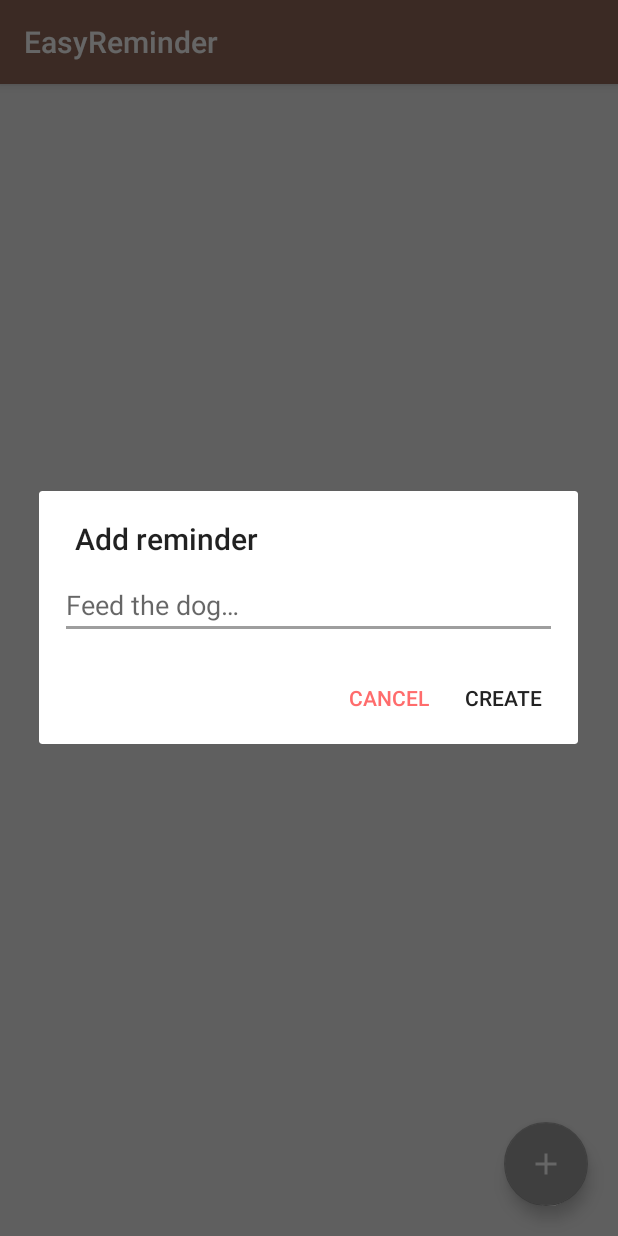
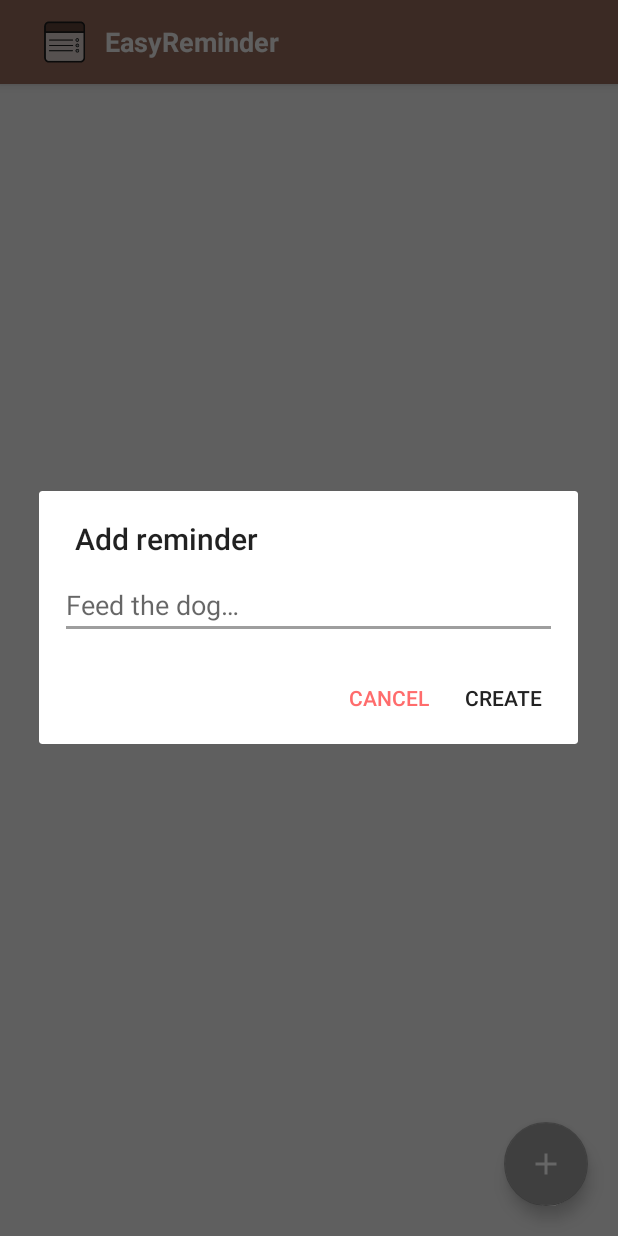
Before and after one commit to Robertomdam/EasyReminder, an Android app: the screen it shows after launch (RemindersActivity), after a tap on an icon or button, on a phone screen of 412 x 824 dp. Run offline under Robolectric (Android 15) with nearby library versions, the phone set to English and light mode, and no system bars.

Commit message:
· Now the app's icon is shown in the toolbar. · Added code comments to some classes.

```diff
--- a/app/src/main/java/com/rmm/easyreminder/database/DB_Const.java
+++ b/app/src/main/java/com/rmm/easyreminder/database/DB_Const.java
@@ -1,5 +1,9 @@
 package com.rmm.easyreminder.database;
 
+/**
+ * @author Roberto
+ * Helper class with several constants to be used to manage the database.
+ */
 public class DB_Const {
 
     static final int    SQL_DATABASE_VERSION = 1;
--- a/app/src/main/java/com/rmm/easyreminder/view/RemindersActivity.java
+++ b/app/src/main/java/com/rmm/easyreminder/view/RemindersActivity.java
@@ -40,6 +40,11 @@ public class RemindersActivity extends AppCompatActivity implements IReminders.I
     protected void onCreate(Bundle savedInstanceState) {
         super.onCreate(savedInstanceState);
         setContentView(R.layout.activity_reminders);
+
+//        getSupportActionBar().setIcon(R.mipmap.ic_logo_foreground);
+//        getSupportActionBar().setDisplayShowHomeEnabled(true);
+        getSupportActionBar().setCustomView (R.layout.custom_toolbar);
+        getSupportActionBar().setDisplayShowCustomEnabled(true);
 
         mPresenter = new RemindersPresenter (this, getApplicationContext());
         mPresenter.onCreate();
--- /dev/null
+++ b/app/src/main/res/layout/custom_toolbar.xml
@@ -0,0 +1,23 @@
+<?xml version="1.0" encoding="utf-8"?>
+<LinearLayout
+    xmlns:android="http://schemas.android.com/apk/res/android"
+    android:layout_width="match_parent"
+    android:layout_height="match_parent"
+    android:gravity="center_vertical">
+
+    <ImageView
+        android:layout_width="wrap_content"
+        android:layout_height="wrap_content"
+        android:layout_weight="1"
+        android:src="@mipmap/ic_logo_foreground"/>
+
+    <TextView
+        android:layout_width="match_parent"
+        android:layout_height="wrap_content"
+        android:layout_weight="1"
+        android:text="@string/app_name"
+        android:textColor="@color/white"
+        android:textSize="18dp"
+        android:textStyle="bold"/>
+
+</LinearLayout>
```
Also changed, not shown: app/src/main/java/com/rmm/easyreminder/data/Reminder.java (+22 -0 lines), app/src/main/java/com/rmm/easyreminder/data/ReminderManager.java (+29 -1 lines).
